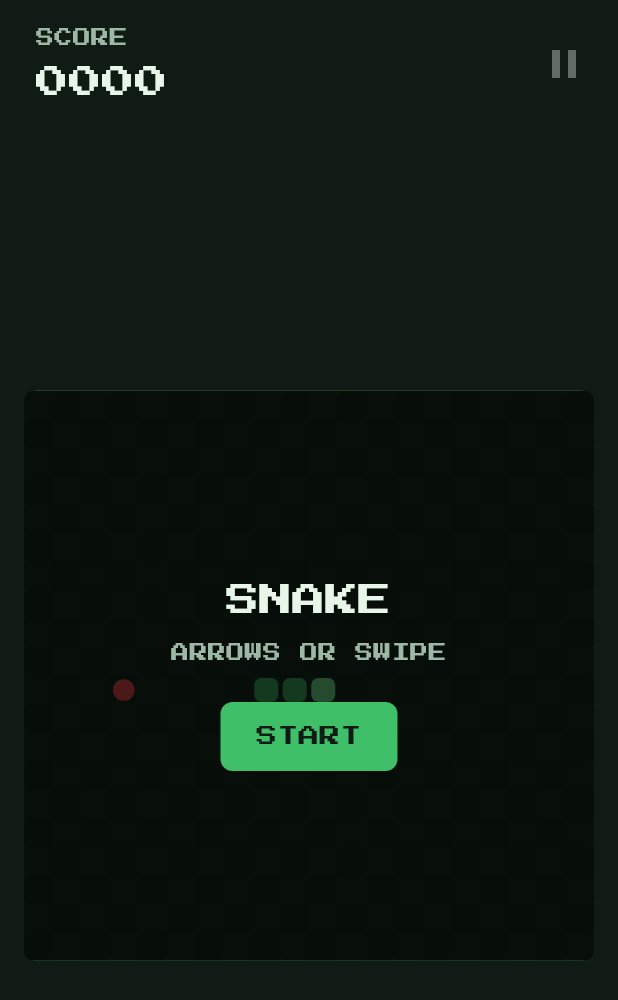
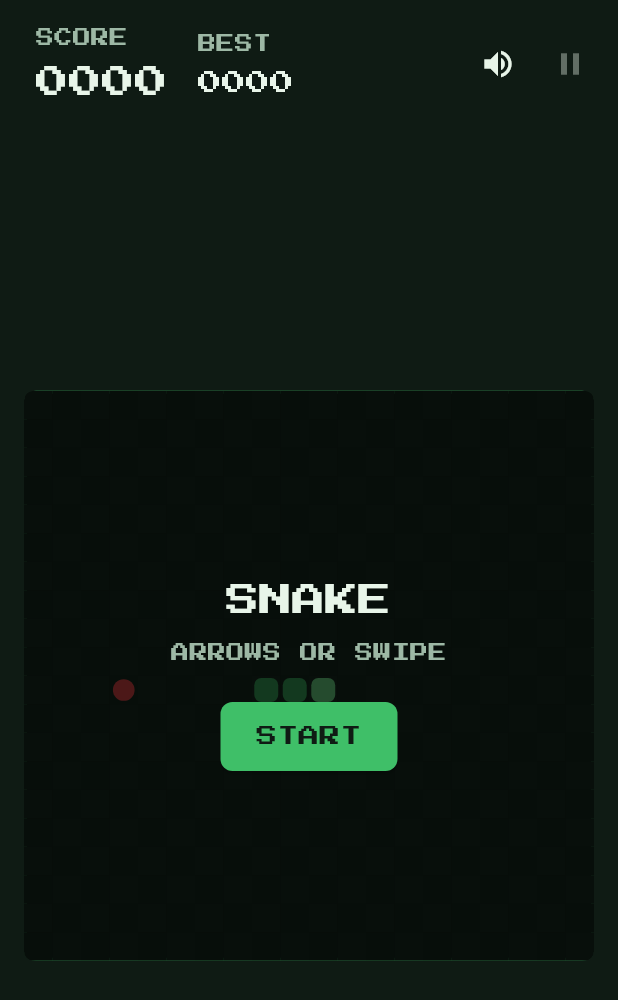
Before and after one commit to tieuhotgo/game_ran_san_moi, a Flutter app: the screen it shows after launch, on a phone screen of 412 x 824 dp. Shown: the top 1000 px of the screen. Run offline on Flutter 3.47's test engine with Material 3 defaults, Android fonts, the phone set to English and light mode, and no system bars; our stand-ins replace audioplayers, shared_preferences.

Commit message:
add sound effect & high score

```diff
--- a/lib/app.dart
+++ b/lib/app.dart
@@ -1,9 +1,12 @@
 import 'package:app_ran_san_moi/core/theme/app_theme.dart';
+import 'package:app_ran_san_moi/data/services/storage_service.dart';
 import 'package:app_ran_san_moi/features/game/game_screen.dart';
 import 'package:flutter/material.dart';
 
 class App extends StatelessWidget {
-  const App({super.key});
+  const App({super.key, required this.storage});
+
+  final StorageService storage;
 
   @override
   Widget build(BuildContext context) {
@@ -11,7 +14,7 @@ class App extends StatelessWidget {
       title: 'Snake',
       debugShowCheckedModeBanner: false,
       theme: AppTheme.dark,
-      home: const GameScreen(),
+      home: GameScreen(storage: storage),
     );
   }
 }
--- a/lib/core/utils/game_constants.dart
+++ b/lib/core/utils/game_constants.dart
@@ -4,10 +4,10 @@ abstract final class GameConstants {
 
   static const int initialSnakeLength = 3;
 
-  static const int initialTickMs = 160;
-  static const int minTickMs = 80;
-  static const int tickStepMs = 10;
-  static const int foodsPerSpeedUp = 3;
+  static const int initialTickMs = 220;
+  static const int minTickMs = 100;
+  static const int tickStepMs = 5;
+  static const int foodsPerSpeedUp = 5;
 
   static const int pointsPerFood = 10;
 
--- /dev/null
+++ b/lib/data/services/audio_service.dart
@@ -0,0 +1,46 @@
+import 'dart:async';
+
+import 'package:audioplayers/audioplayers.dart';
+import 'package:flutter/foundation.dart';
+
+class AudioService {
+  static const String _eatAsset = 'sounds/eating.mp3';
+  static const String _startAsset = 'sounds/game_start.mp3';
+  static const String _gameOverAsset = 'sounds/game_over.mp3';
+
+  final AudioPlayer _eatPlayer = AudioPlayer();
+  final AudioPlayer _startPlayer = AudioPlayer();
+  final AudioPlayer _gameOverPlayer = AudioPlayer();
+
+  bool enabled = true;
+
+  void playEat() => unawaited(
+        _play(_eatPlayer, _eatAsset, mode: PlayerMode.lowLatency),
+      );
+
+  void playStart() => unawaited(_play(_startPlayer, _startAsset));
+
+  void playGameOver() => unawaited(_play(_gameOverPlayer, _gameOverAsset));
+
+  Future<void> _play(
+    AudioPlayer player,
+    String asset, {
+    PlayerMode? mode,
+  }) async {
+    if (!enabled) {
+      return;
+    }
+    try {
+      await player.stop();
+      await player.play(AssetSource(asset), mode: mode);
+    } catch (error) {
+      debugPrint('Khong phat duoc am thanh $asset: $error');
+    }
+  }
+
+  void dispose() {
+    unawaited(_eatPlayer.dispose());
+    unawaited(_startPlayer.dispose());
+    unawaited(_gameOverPlayer.dispose());
+  }
+}
--- /dev/null
+++ b/lib/data/services/storage_service.dart
@@ -0,0 +1,27 @@
+import 'package:shared_preferences/shared_preferences.dart';
+
+class StorageService {
+  StorageService(this._prefs);
+
+  static const String _highScoreKey = 'high_score';
+  static const String _soundEnabledKey = 'sound_enabled';
+
+  final SharedPreferences _prefs;
+
+  static Future<StorageService> create() async {
+    final prefs = await SharedPreferences.getInstance();
+    return StorageService(prefs);
+  }
+
+  int get highScore => _prefs.getInt(_highScoreKey) ?? 0;
+
+  bool get soundEnabled => _prefs.getBool(_soundEnabledKey) ?? true;
+
+  Future<void> saveHighScore(int score) async {
+    await _prefs.setInt(_highScoreKey, score);
+  }
+
+  Future<void> setSoundEnabled(bool enabled) async {
+    await _prefs.setBool(_soundEnabledKey, enabled);
+  }
+}
--- a/lib/features/game/game_controller.dart
+++ b/lib/features/game/game_controller.dart
@@ -8,12 +8,8 @@ import 'package:app_ran_san_moi/features/game/snake_game.dart';
 import 'package:flutter/foundation.dart';
 
 class GameController extends ChangeNotifier {
-  GameController({
-    SnakeGame? game,
-    this.onStart,
-    this.onEat,
-    this.onGameOver,
-  }) : _game = game ?? SnakeGame();
+  GameController({SnakeGame? game, this.onStart, this.onEat, this.onGameOver})
+    : _game = game ?? SnakeGame();
 
   final SnakeGame _game;
   final VoidCallback? onStart;
--- a/lib/features/game/game_screen.dart
+++ b/lib/features/game/game_screen.dart
@@ -1,6 +1,8 @@
 import 'package:app_ran_san_moi/core/utils/app_colors.dart';
 import 'package:app_ran_san_moi/data/models/direction.dart';
 import 'package:app_ran_san_moi/data/models/game_status.dart';
+import 'package:app_ran_san_moi/data/services/audio_service.dart';
+import 'package:app_ran_san_moi/data/services/storage_service.dart';
 import 'package:app_ran_san_moi/features/game/game_controller.dart';
 import 'package:app_ran_san_moi/features/game/widgets/board_painter.dart';
 import 'package:app_ran_san_moi/features/game/widgets/game_hud.dart';
@@ -9,7 +11,9 @@ import 'package:flutter/material.dart';
 import 'package:flutter/services.dart';
 
 class GameScreen extends StatefulWidget {
-  const GameScreen({super.key});
+  const GameScreen({super.key, required this.storage});
+
+  final StorageService storage;
 
   @override
   State<GameScreen> createState() => _GameScreenState();
@@ -18,14 +22,24 @@ class GameScreen extends StatefulWidget {
 class _GameScreenState extends State<GameScreen> with WidgetsBindingObserver {
   static const double _swipeThreshold = 16;
 
+  late final AudioService _audio;
   late final GameController _controller;
   final FocusNode _focusNode = FocusNode();
+  late int _highScore;
+  late bool _soundEnabled;
   Offset _swipeDelta = Offset.zero;
 
   @override
   void initState() {
     super.initState();
-    _controller = GameController();
+    _highScore = widget.storage.highScore;
+    _soundEnabled = widget.storage.soundEnabled;
+    _audio = AudioService()..enabled = _soundEnabled;
+    _controller = GameController(
+      onStart: _audio.playStart,
+      onEat: _audio.playEat,
+      onGameOver: _handleGameOver,
+    );
     WidgetsBinding.instance.addObserver(this);
   }
 
@@ -33,6 +47,7 @@ class _GameScreenState extends State<GameScreen> with WidgetsBindingObserver {
   void dispose() {
     WidgetsBinding.instance.removeObserver(this);
     _controller.dispose();
+    _audio.dispose();
     _focusNode.dispose();
     super.dispose();
   }
@@ -42,6 +57,21 @@ class _GameScreenState extends State<GameScreen> with WidgetsBindingObserver {
     if (state != AppLifecycleState.resumed) {
       _controller.pause();
     }
+  }
+
+  void _handleGameOver() {
+    _audio.playGameOver();
+    final score = _controller.score;
+    if (score > _highScore) {
+      setState(() => _highScore = score);
+      widget.storage.saveHighScore(score);
+    }
+  }
+
+  void _toggleSound() {
+    setState(() => _soundEnabled = !_soundEnabled);
+    _audio.enabled = _soundEnabled;
+    widget.storage.setSoundEnabled(_soundEnabled);
   }
 
   void _run(VoidCallback action) {
@@ -87,6 +117,11 @@ class _GameScreenState extends State<GameScreen> with WidgetsBindingObserver {
 
     if (key == LogicalKeyboardKey.escape || key == LogicalKeyboardKey.keyP) {
       _controller.togglePause();
+      return KeyEventResult.handled;
+    }
+
+    if (key == LogicalKeyboardKey.keyM) {
+      _toggleSound();
       return KeyEventResult.handled;
     }
 
@@ -146,8 +181,11 @@ class _GameScreenState extends State<GameScreen> with WidgetsBindingObserver {
                   children: [
                     GameHud(
                       score: _controller.score,
+                      highScore: _highScore,
                       status: _controller.status,
+                      soundEnabled: _soundEnabled,
                       onTogglePause: () => _run(_controller.togglePause),
+                      onToggleSound: () => _run(_toggleSound),
                     ),
                     Expanded(
                       child: Center(
@@ -190,6 +228,7 @@ class _GameScreenState extends State<GameScreen> with WidgetsBindingObserver {
             GameOverlay(
               status: _controller.status,
               score: _controller.score,
+              highScore: _highScore,
               onStart: () => _run(_controller.start),
               onResume: () => _run(_controller.resume),
               onRestart: () => _run(_controller.restart),
--- a/lib/features/game/widgets/game_hud.dart
+++ b/lib/features/game/widgets/game_hud.dart
@@ -6,13 +6,19 @@ class GameHud extends StatelessWidget {
   const GameHud({
     super.key,
     required this.score,
+    required this.highScore,
     required this.status,
+    required this.soundEnabled,
     required this.onTogglePause,
+    required this.onToggleSound,
   });
 
   final int score;
+  final int highScore;
   final GameStatus status;
+  final bool soundEnabled;
   final VoidCallback onTogglePause;
+  final VoidCallback onToggleSound;
 
   @override
   Widget build(BuildContext context) {
@@ -21,7 +27,7 @@ class GameHud extends StatelessWidget {
         status == GameStatus.playing || status == GameStatus.paused;
 
     return Padding(
-      padding: const EdgeInsets.fromLTRB(24, 16, 12, 8),
+      padding: const EdgeInsets.fromLTRB(24, 16, 8, 8),
       child: Row(
         children: [
           Column(
@@ -29,16 +35,26 @@ class GameHud extends StatelessWidget {
             children: [
               Text('SCORE', style: textTheme.bodyMedium),
               const SizedBox(height: 8),
-              Text(
-                score.toString().padLeft(4, '0'),
-                style: textTheme.headlineMedium,
-              ),
+              Text(_format(score), style: textTheme.headlineMedium),
+            ],
+          ),
+          const SizedBox(width: 20),
+          Column(
+            crossAxisAlignment: CrossAxisAlignment.start,
+            children: [
+              Text('BEST', style: textTheme.bodyMedium),
+              const SizedBox(height: 8),
+              Text(_format(highScore), style: textTheme.titleLarge),
             ],
           ),
           const Spacer(),
           IconButton(
+            onPressed: onToggleSound,
+            color: AppColors.textPrimary,
+            icon: Icon(soundEnabled ? Icons.volume_up : Icons.volume_off),
+          ),
+          IconButton(
             onPressed: canPause ? onTogglePause : null,
-            iconSize: 32,
             color: AppColors.textPrimary,
             icon: Icon(
               status == GameStatus.paused ? Icons.play_arrow : Icons.pause,
@@ -48,4 +64,6 @@ class GameHud extends StatelessWidget {
       ),
     );
   }
+
+  String _format(int value) => value.toString().padLeft(4, '0');
 }
--- a/lib/features/game/widgets/game_overlay.dart
+++ b/lib/features/game/widgets/game_overlay.dart
@@ -7,6 +7,7 @@ class GameOverlay extends StatelessWidget {
     super.key,
     required this.status,
     required this.score,
+    required this.highScore,
     required this.onStart,
     required this.onResume,
     required this.onRestart,
@@ -14,12 +15,15 @@ class GameOverlay extends StatelessWidget {
 
   final GameStatus status;
   final int score;
+  final int highScore;
   final VoidCallback onStart;
   final VoidCallback onResume;
   final VoidCallback onRestart;
 
   @override
   Widget build(BuildContext context) {
+    final isNewBest = score > 0 && score >= highScore;
+
     return switch (status) {
       GameStatus.playing => const SizedBox.shrink(),
       GameStatus.ready => _panel(
@@ -39,7 +43,7 @@ class GameOverlay extends StatelessWidget {
       GameStatus.gameOver => _panel(
           context,
           title: 'GAME OVER',
-          subtitle: 'SCORE $score',
+          subtitle: isNewBest ? 'NEW BEST $score' : 'SCORE $score',
           buttonLabel: 'PLAY AGAIN',
           onPressed: onRestart,
         ),
```
Also changed, not shown: lib/features/game/snake_game.dart (+6 -5 lines), lib/main.dart (+5 -2 lines), 1 other file.
